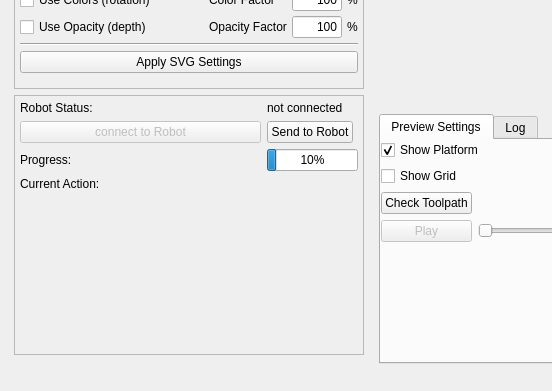
Above: UR_playground_mainwindow03.ui from robin-gdwl/UR_Playground before the change; both pictures show x 0 to 552 and y 394 to 785 of the 968 by 785 pixel window. Below: the same form after it.
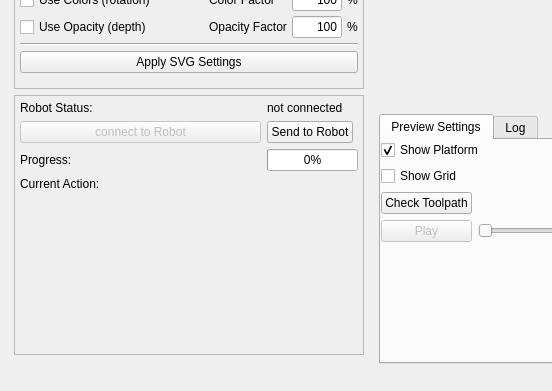
That is the form after the change.

Diff of the .ui file:
```diff
--- a/UR_playground_mainwindow03.ui
+++ b/UR_playground_mainwindow03.ui
@@ -1010,7 +1010,7 @@
                </sizepolicy>
               </property>
               <property name="value">
-               <number>10</number>
+               <number>0</number>
               </property>
              </widget>
             </item>
```
